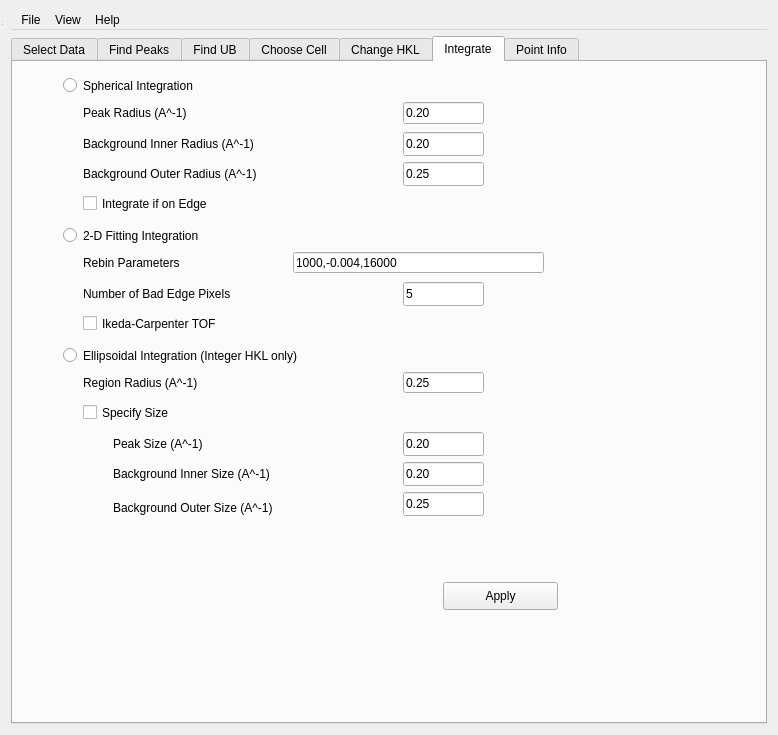
Qt form Code/Mantid/MantidQt/CustomInterfaces/inc/MantidQtCustomInterfaces/MantidEV.ui (mantidproject/mantid) before a commit.
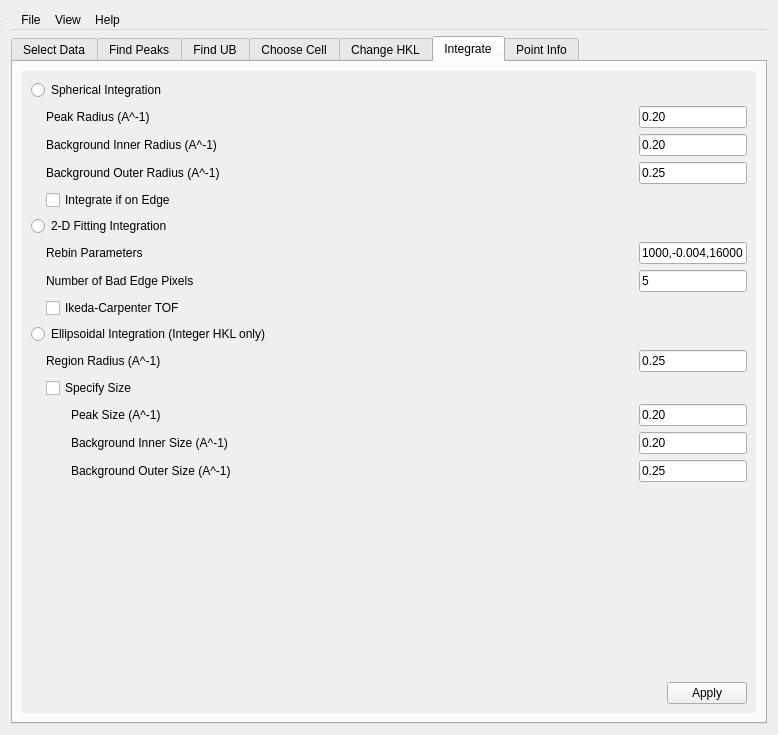
The same form after that commit. The open tabs and pages were chosen to show the change.

Commit message: Re #7989. Fixed up the layout of the Integrate tab.

```diff
--- a/Code/Mantid/MantidQt/CustomInterfaces/inc/MantidQtCustomInterfaces/MantidEV.ui
+++ b/Code/Mantid/MantidQt/CustomInterfaces/inc/MantidQtCustomInterfaces/MantidEV.ui
@@ -2370,31 +2370,30 @@
       <attribute name="title">
        <string>Integrate</string>
       </attribute>
-      <widget class="QPushButton" name="ApplyIntegrate_btn">
+      <layout class="QVBoxLayout" name="verticalLayout_18">
+       <item>
+        <widget class="QScrollArea" name="scrollArea_5">
+         <property name="frameShape">
+          <enum>QFrame::NoFrame</enum>
+         </property>
+         <property name="frameShadow">
+          <enum>QFrame::Plain</enum>
+         </property>
+         <property name="widgetResizable">
+          <bool>true</bool>
+         </property>
+         <widget class="QWidget" name="scrollAreaWidgetContents_7">
        <property name="geometry">
         <rect>
-         <x>430</x>
-         <y>520</y>
-         <width>115</width>
-         <height>28</height>
-        </rect>
-       </property>
-       <property name="toolTip">
-        <string>Proceed to actually do the peak integration as specified.</string>
-       </property>
-       <property name="text">
-        <string>Apply</string>
-       </property>
-      </widget>
+            <x>0</x>
+            <y>0</y>
+            <width>738</width>
+            <height>633</height>
+           </rect>
+          </property>
+          <layout class="QVBoxLayout" name="verticalLayout_17">
+           <item>
       <widget class="QRadioButton" name="SphereIntegration_rbtn">
-       <property name="geometry">
-        <rect>
-         <x>50</x>
-         <y>10</y>
-         <width>301</width>
-         <height>27</height>
-        </rect>
-       </property>
        <property name="toolTip">
         <string>Apply the IntegratePeaksMD&lt;br&gt; algorithm to integrate the current list of peaks, using spherical regions around the peaks in reciprocal space.  This is the fastest of the integration methods. See the algorithm documentation for more details.</string>
        </property>
@@ -2402,15 +2401,168 @@
         <string>Spherical Integration</string>
        </property>
       </widget>
+           </item>
+           <item>
+            <layout class="QHBoxLayout" name="horizontalLayout_55">
+             <item>
+              <spacer name="horizontalSpacer_63">
+               <property name="orientation">
+                <enum>Qt::Horizontal</enum>
+               </property>
+               <property name="sizeType">
+                <enum>QSizePolicy::Fixed</enum>
+               </property>
+               <property name="sizeHint" stdset="0">
+                <size>
+                 <width>15</width>
+                 <height>0</height>
+                </size>
+               </property>
+              </spacer>
+             </item>
+             <item>
+              <widget class="QLabel" name="PeakRadius_lbl">
+               <property name="text">
+                <string>Peak Radius (A^-1)</string>
+               </property>
+              </widget>
+             </item>
+             <item>
+              <widget class="QLineEdit" name="PeakRadius_ledt">
+               <property name="sizePolicy">
+                <sizepolicy hsizetype="Fixed" vsizetype="Fixed">
+                 <horstretch>0</horstretch>
+                 <verstretch>0</verstretch>
+                </sizepolicy>
+               </property>
+               <property name="toolTip">
+                <string>Radius of the spherical&lt;br&gt; region that will be considered the body of the peak.</string>
+               </property>
+               <property name="text">
+                <string>0.20</string>
+               </property>
+              </widget>
+             </item>
+            </layout>
+           </item>
+           <item>
+            <layout class="QHBoxLayout" name="horizontalLayout_54">
+             <item>
+              <spacer name="horizontalSpacer_62">
+               <property name="orientation">
+                <enum>Qt::Horizontal</enum>
+               </property>
+               <property name="sizeType">
+                <enum>QSizePolicy::Fixed</enum>
+               </property>
+               <property name="sizeHint" stdset="0">
+                <size>
+                 <width>15</width>
+                 <height>0</height>
+                </size>
+               </property>
+              </spacer>
+             </item>
+             <item>
+              <widget class="QLabel" name="BackgroundInnerRadius_lbl">
+               <property name="text">
+                <string>Background Inner Radius (A^-1)</string>
+               </property>
+              </widget>
+             </item>
+             <item>
+              <widget class="QLineEdit" name="BackgroundInnerRadius_ledt">
+               <property name="sizePolicy">
+                <sizepolicy hsizetype="Fixed" vsizetype="Fixed">
+                 <horstretch>0</horstretch>
+                 <verstretch>0</verstretch>
+                </sizepolicy>
+               </property>
+               <property name="toolTip">
+                <string>Radius of the inner surface&lt;br&gt; of the spherical shell that will be used for the background estimate.</string>
+               </property>
+               <property name="text">
+                <string>0.20</string>
+               </property>
+              </widget>
+             </item>
+            </layout>
+           </item>
+           <item>
+            <layout class="QHBoxLayout" name="horizontalLayout_53">
+             <item>
+              <spacer name="horizontalSpacer_61">
+               <property name="orientation">
+                <enum>Qt::Horizontal</enum>
+               </property>
+               <property name="sizeType">
+                <enum>QSizePolicy::Fixed</enum>
+               </property>
+               <property name="sizeHint" stdset="0">
+                <size>
+                 <width>15</width>
+                 <height>0</height>
+                </size>
+               </property>
+              </spacer>
+             </item>
+             <item>
+              <widget class="QLabel" name="BackgroundOuterRadius_lbl">
+               <property name="text">
+                <string>Background Outer Radius (A^-1)</string>
+               </property>
+              </widget>
+             </item>
+             <item>
+              <widget class="QLineEdit" name="BackgroundOuterRadius_ledt">
+               <property name="sizePolicy">
+                <sizepolicy hsizetype="Fixed" vsizetype="Fixed">
+                 <horstretch>0</horstretch>
+                 <verstretch>0</verstretch>
+                </sizepolicy>
+               </property>
+               <property name="toolTip">
+                <string>Radius of the outer surface&lt;br&gt; of the spherical shell that will be used for the background estimate.</string>
+               </property>
+               <property name="text">
+                <string>0.25</string>
+               </property>
+              </widget>
+             </item>
+            </layout>
+           </item>
+           <item>
+            <layout class="QHBoxLayout" name="horizontalLayout_52">
+             <item>
+              <spacer name="horizontalSpacer_55">
+               <property name="orientation">
+                <enum>Qt::Horizontal</enum>
+               </property>
+               <property name="sizeType">
+                <enum>QSizePolicy::Fixed</enum>
+               </property>
+               <property name="sizeHint" stdset="0">
+                <size>
+                 <width>15</width>
+                 <height>0</height>
+                </size>
+               </property>
+              </spacer>
+             </item>
+             <item>
+              <widget class="QCheckBox" name="IntegrateEdge_ckbx">
+               <property name="toolTip">
+                <string>If true, all peaks will be&lt;br&gt; integrated.  If false, any peak for which the background shell goes off the edge of the detector will not be integrated.</string>
+               </property>
+               <property name="text">
+                <string>Integrate if on Edge</string>
+               </property>
+              </widget>
+             </item>
+            </layout>
+           </item>
+           <item>
       <widget class="QRadioButton" name="TwoDFitIntegration_rbtn">
-       <property name="geometry">
-        <rect>
-         <x>50</x>
-         <y>160</y>
-         <width>311</width>
-         <height>27</height>
-        </rect>
-       </property>
        <property name="toolTip">
         <string>Apply the PeakIntegration&lt;br&gt; algorithm to integrate the current list of peaks, by combining the integrated intensities on multiple time-of-flight slices. This method is much slower than the Spherical Integration method, so please allow time for the calculation to complete.  See the algorithm documentation for more details.</string>
        </property>
@@ -2418,15 +2570,125 @@
         <string>2-D Fitting Integration</string>
        </property>
       </widget>
+           </item>
+           <item>
+            <layout class="QHBoxLayout" name="horizontalLayout_51">
+             <item>
+              <spacer name="horizontalSpacer_60">
+               <property name="orientation">
+                <enum>Qt::Horizontal</enum>
+               </property>
+               <property name="sizeType">
+                <enum>QSizePolicy::Fixed</enum>
+               </property>
+               <property name="sizeHint" stdset="0">
+                <size>
+                 <width>15</width>
+                 <height>0</height>
+                </size>
+               </property>
+              </spacer>
+             </item>
+             <item>
+              <widget class="QLabel" name="FitRebinParams_lbl">
+               <property name="text">
+                <string>Rebin Parameters</string>
+               </property>
+              </widget>
+             </item>
+             <item>
+              <widget class="QLineEdit" name="FitRebinParams_ledt">
+               <property name="sizePolicy">
+                <sizepolicy hsizetype="Fixed" vsizetype="Fixed">
+                 <horstretch>0</horstretch>
+                 <verstretch>0</verstretch>
+                </sizepolicy>
+               </property>
+               <property name="toolTip">
+                <string>Parameters used to form&lt;br&gt; histograms from the event data.  The first and last values are the start and end times-of-flight.  The middle value is the step size.  If the step size is negative it represents the decimal fraction increase in the bin boundary at each step, instead of the actual bin size.</string>
+               </property>
+               <property name="text">
+                <string>1000,-0.004,16000</string>
+               </property>
+              </widget>
+             </item>
+            </layout>
+           </item>
+           <item>
+            <layout class="QHBoxLayout" name="horizontalLayout_50">
+             <item>
+              <spacer name="horizontalSpacer_59">
+               <property name="orientation">
+                <enum>Qt::Horizontal</enum>
+               </property>
+               <property name="sizeType">
+                <enum>QSizePolicy::Fixed</enum>
+               </property>
+               <property name="sizeHint" stdset="0">
+                <size>
+                 <width>15</width>
+                 <height>0</height>
+                </size>
+               </property>
+              </spacer>
+             </item>
+             <item>
+              <widget class="QLabel" name="NBadEdgePixels_lbl">
+               <property name="text">
+                <string>Number of Bad Edge Pixels</string>
+               </property>
+              </widget>
+             </item>
+             <item>
+              <widget class="QLineEdit" name="NBadEdgePixels_ledt">
+               <property name="sizePolicy">
+                <sizepolicy hsizetype="Fixed" vsizetype="Fixed">
+                 <horstretch>0</horstretch>
+                 <verstretch>0</verstretch>
+                </sizepolicy>
+               </property>
+               <property name="toolTip">
+                <string>The width of the border of&lt;br&gt; bad pixels around the edge of each detector that should be omitted.</string>
+               </property>
+               <property name="text">
+                <string>5</string>
+               </property>
+              </widget>
+             </item>
+            </layout>
+           </item>
+           <item>
+            <layout class="QHBoxLayout" name="horizontalLayout_49">
+             <item>
+              <spacer name="horizontalSpacer_54">
+               <property name="orientation">
+                <enum>Qt::Horizontal</enum>
+               </property>
+               <property name="sizeType">
+                <enum>QSizePolicy::Fixed</enum>
+               </property>
+               <property name="sizeHint" stdset="0">
+                <size>
+                 <width>15</width>
+                 <height>0</height>
+                </size>
+               </property>
+              </spacer>
+             </item>
+             <item>
+              <widget class="QCheckBox" name="IkedaCarpenter_ckbx">
+               <property name="toolTip">
+                <string>If true, the Ikeda-Carpenter&lt;br&gt; function will be used to fit the results of integrating the various time-of-flight slices, to obtain the final integrated result.</string>
+               </property>
+               <property name="text">
+                <string>Ikeda-Carpenter TOF</string>
+               </property>
+              </widget>
+             </item>
+            </layout>
+           </item>
+           <item>
       <widget class="QRadioButton" name="EllipsoidIntegration_rbtn">
-       <property name="geometry">
-        <rect>
-         <x>50</x>
-         <y>280</y>
-         <width>481</width>
-         <height>27</height>
-        </rect>
-       </property>
        <property name="toolTip">
         <string>Apply the IntegrateEllipsoids&lt;br&gt; algorithm to integrate the current list of peaks, by finding the principal axes of the 3D events in regions around each peak.  This method is a little slower than the Spherical Integration method.  See the algorithm documentation for more details.</string>
        </property>
@@ -2434,27 +2696,39 @@
         <string>Ellipsoidal Integration (Integer HKL only)</string>
        </property>
       </widget>
+           </item>
+           <item>
+            <layout class="QHBoxLayout" name="horizontalLayout_48">
+             <item>
+              <spacer name="horizontalSpacer_58">
+               <property name="orientation">
+                <enum>Qt::Horizontal</enum>
+               </property>
+               <property name="sizeType">
+                <enum>QSizePolicy::Fixed</enum>
+               </property>
+               <property name="sizeHint" stdset="0">
+                <size>
+                 <width>15</width>
+                 <height>0</height>
+                </size>
+               </property>
+              </spacer>
+             </item>
+             <item>
       <widget class="QLabel" name="RegionRadius_lbl">
-       <property name="geometry">
-        <rect>
-         <x>70</x>
-         <y>310</y>
-         <width>271</width>
-         <height>21</height>
-        </rect>
-       </property>
        <property name="text">
         <string>Region Radius (A^-1)</string>
        </property>
       </widget>
+             </item>
+             <item>
       <widget class="QLineEdit" name="RegionRadius_ledt">
-       <property name="geometry">
-        <rect>
-         <x>390</x>
-         <y>310</y>
-         <width>81</width>
-         <height>21</height>
-        </rect>
+               <property name="sizePolicy">
+                <sizepolicy hsizetype="Fixed" vsizetype="Fixed">
+                 <horstretch>0</horstretch>
+                 <verstretch>0</verstretch>
+                </sizepolicy>
        </property>
        <property name="toolTip">
         <string>Radius of a spherical region&lt;br&gt; around each peak that will be used when finding the principal axes.  This should be large enough to include the entire peak and nearby background region, but not much larger.</string>
@@ -2463,27 +2737,71 @@
         <string>0.25</string>
        </property>
       </widget>
+             </item>
+            </layout>
+           </item>
+           <item>
+            <layout class="QHBoxLayout" name="horizontalLayout_47">
+             <item>
+              <spacer name="horizontalSpacer_52">
+               <property name="orientation">
+                <enum>Qt::Horizontal</enum>
+               </property>
+               <property name="sizeType">
+                <enum>QSizePolicy::Fixed</enum>
+               </property>
+               <property name="sizeHint" stdset="0">
+                <size>
+                 <width>15</width>
+                 <height>0</height>
+                </size>
+               </property>
+              </spacer>
+             </item>
+             <item>
+              <widget class="QCheckBox" name="SpecifySize_ckbx">
+               <property name="toolTip">
+                <string>If this is set true, the major axis&lt;br&gt; size of each ellipsoidal region will be constant for all peaks, and will be set by the following three parameters.  If this is set false, the major axis sizes will be calculated based on the standard deviation in the direction of the major axis.</string>
+               </property>
+               <property name="text">
+                <string>Specify Size</string>
+               </property>
+              </widget>
+             </item>
+            </layout>
+           </item>
+           <item>
+            <layout class="QHBoxLayout" name="horizontalLayout_46">
+             <item>
+              <spacer name="horizontalSpacer_57">
+               <property name="orientation">
+                <enum>Qt::Horizontal</enum>
+               </property>
+               <property name="sizeType">
+                <enum>QSizePolicy::Fixed</enum>
+               </property>
+               <property name="sizeHint" stdset="0">
+                <size>
+                 <width>40</width>
+                 <height>0</height>
+                </size>
+               </property>
+              </spacer>
+             </item>
+             <item>
       <widget class="QLabel" name="PeakSize_lbl">
-       <property name="geometry">
-        <rect>
-         <x>100</x>
-         <y>370</y>
-         <width>231</width>
-         <height>24</height>
-        </rect>
-       </property>
        <property name="text">
         <string>Peak Size (A^-1)</string>
        </property>
       </widget>
+             </item>
+             <item>
       <widget class="QLineEdit" name="PeakSize_ledt">
-       <property name="geometry">
-        <rect>
-         <x>390</x>
-         <y>370</y>
-         <width>81</width>
-         <height>24</height>
-        </rect>
+               <property name="sizePolicy">
+                <sizepolicy hsizetype="Fixed" vsizetype="Fixed">
+                 <horstretch>0</horstretch>
+                 <verstretch>0</verstretch>
+                </sizepolicy>
        </property>
        <property name="toolTip">
         <string>Length of the major axis&lt;br&gt; to use for the ellipsoidal peak region.</string>
@@ -2492,43 +2810,41 @@
         <string>0.20</string>
        </property>
       </widget>
-      <widget class="QCheckBox" name="SpecifySize_ckbx">
-       <property name="geometry">
-        <rect>
-         <x>70</x>
-         <y>340</y>
-         <width>271</width>
-         <height>21</height>
-        </rect>
-       </property>
-       <property name="toolTip">
-        <string>If this is set true, the major axis&lt;br&gt; size of each ellipsoidal region will be constant for all peaks, and will be set by the following three parameters.  If this is set false, the major axis sizes will be calculated based on the standard deviation in the direction of the major axis.</string>
-       </property>
-       <property name="text">
-        <string>Specify Size</string>
-       </property>
-      </widget>
+             </item>
+            </layout>
+           </item>
+           <item>
+            <layout class="QHBoxLayout" name="horizontalLayout_45">
+             <item>
+              <spacer name="horizontalSpacer_56">
+               <property name="orientation">
+                <enum>Qt::Horizontal</enum>
+               </property>
+               <property name="sizeType">
+                <enum>QSizePolicy::Fixed</enum>
+               </property>
+               <property name="sizeHint" stdset="0">
+                <size>
+                 <width>40</width>
+                 <height>0</height>
+                </size>
+               </property>
+              </spacer>
+             </item>
+             <item>
       <widget class="QLabel" name="BackgroundInnerSize_lbl">
-       <property name="geometry">
-        <rect>
-         <x>100</x>
-         <y>400</y>
-         <width>281</width>
-         <height>24</height>
-        </rect>
-       </property>
        <property name="text">
         <string>Background Inner Size (A^-1)</string>
        </property>
       </widget>
+             </item>
+             <item>
       <widget class="QLineEdit" name="BackgroundInnerSize_ledt">
-       <property name="geometry">
-        <rect>
-         <x>390</x>
-         <y>400</y>
-         <width>81</width>
-         <height>24</height>
-        </rect>
+               <property name="sizePolicy">
+                <sizepolicy hsizetype="Fixed" vsizetype="Fixed">
+                 <horstretch>0</horstretch>
+                 <verstretch>0</verstretch>
+                </sizepolicy>
        </property>
        <property name="toolTip">
         <string>Length of the major axis&lt;br&gt; of the inner surface of the ellipsoidal shell used for the background region.</string>
@@ -2537,27 +2853,41 @@
         <string>0.20</string>
        </property>
       </widget>
+             </item>
+            </layout>
+           </item>
+           <item>
+            <layout class="QHBoxLayout" name="horizontalLayout_44">
+             <item>
+              <spacer name="horizontalSpacer_53">
+               <property name="orientation">
+                <enum>Qt::Horizontal</enum>
+               </property>
+               <property name="sizeType">
+                <enum>QSizePolicy::Fixed</enum>
+               </property>
+               <property name="sizeHint" stdset="0">
+                <size>
+                 <width>40</width>
+                 <height>0</height>
+                </size>
+               </property>
+              </spacer>
+             </item>
+             <item>
       <widget class="QLabel" name="BackgroundOuterSize_lbl">
-       <property name="geometry">
-        <rect>
-         <x>100</x>
-         <y>430</y>
-         <width>281</width>
-         <height>31</height>
-        </rect>
-       </property>
        <property name="text">
         <string>Background Outer Size (A^-1) </string>
        </property>
       </widget>
+             </item>
+             <item>
       <widget class="QLineEdit" name="BackgroundOuterSize_ledt">
-       <property name="geometry">
-        <rect>
-         <x>390</x>
-         <y>430</y>
-         <width>81</width>
-         <height>24</height>
-        </rect>
+               <property name="sizePolicy">
+                <sizepolicy hsizetype="Fixed" vsizetype="Fixed">
+                 <horstretch>0</horstretch>
+                 <verstretch>0</verstretch>
+                </sizepolicy>
        </property>
        <property name="toolTip">
         <string>Length of the major axis&lt;br&gt; of the outer surface of the ellipsoidal shell used for the background region.</string>
@@ -2566,183 +2896,54 @@
         <string>0.25</string>
        </property>
       </widget>
-      <widget class="QLabel" name="FitRebinParams_lbl">
-       <property name="geometry">
-        <rect>
-         <x>70</x>
-         <y>190</y>
-         <width>201</width>
-         <height>21</height>
-        </rect>
-       </property>
-       <property name="text">
-        <string>Rebin Parameters</string>
-       </property>
-      </widget>
-      <widget class="QLineEdit" name="FitRebinParams_ledt">
-       <property name="geometry">
-        <rect>
-         <x>280</x>
-         <y>190</y>
-         <width>251</width>
-         <height>21</height>
-        </rect>
-       </property>
-       <property name="toolTip">
-        <string>Parameters used to form&lt;br&gt; histograms from the event data.  The first and last values are the start and end times-of-flight.  The middle value is the step size.  If the step size is negative it represents the decimal fraction increase in the bin boundary at each step, instead of the actual bin size.</string>
-       </property>
-       <property name="text">
-        <string>1000,-0.004,16000</string>
-       </property>
-      </widget>
-      <widget class="QLabel" name="NBadEdgePixels_lbl">
-       <property name="geometry">
-        <rect>
-         <x>70</x>
-         <y>220</y>
-         <width>291</width>
-         <height>24</height>
-        </rect>
-       </property>
-       <property name="text">
-        <string>Number of Bad Edge Pixels</string>
-       </property>
-      </widget>
-      <widget class="QLineEdit" name="NBadEdgePixels_ledt">
-       <property name="geometry">
-        <rect>
-         <x>390</x>
-         <y>220</y>
-         <width>81</width>
-         <height>24</height>
-        </rect>
-       </property>
+             </item>
+            </layout>
+           </item>
+           <item>
+            <spacer name="verticalSpacer_6">
+             <property name="orientation">
+              <enum>Qt::Vertical</enum>
+             </property>
+             <property name="sizeHint" stdset="0">
+              <size>
+               <width>20</width>
+               <height>40</height>
+              </size>
+             </property>
+            </spacer>
+           </item>
+           <item>
+            <layout class="QHBoxLayout" name="horizontalLayout_43">
+             <item>
+              <spacer name="horizontalSpacer_51">
+               <property name="orientation">
+                <enum>Qt::Horizontal</enum>
+               </property>
+               <property name="sizeHint" stdset="0">
+                <size>
+                 <width>40</width>
+                 <height>20</height>
+                </size>
+               </property>
+              </spacer>
+             </item>
+             <item>
+              <widget class="QPushButton" name="ApplyIntegrate_btn">
        <property name="toolTip">
         <string>The width of the border of&lt;br&gt; bad pixels around the edge of each detector that should be omitted.</string>
        </property>
        <property name="text">
-        <string>5</string>
-       </property>
-      </widget>
-      <widget class="QCheckBox" name="IkedaCarpenter_ckbx">
-       <property name="geometry">
-        <rect>
-         <x>70</x>
-         <y>250</y>
-         <width>271</width>
-         <height>23</height>
-        </rect>
-       </property>
-       <property name="toolTip">
-        <string>If true, the Ikeda-Carpenter&lt;br&gt; function will be used to fit the results of integrating the various time-of-flight slices, to obtain the final integrated result.</string>
-       </property>
-       <property name="text">
-        <string>Ikeda-Carpenter TOF</string>
-       </property>
-      </widget>
-      <widget class="QLabel" name="PeakRadius_lbl">
-       <property name="geometry">
-        <rect>
-         <x>70</x>
-         <y>40</y>
-         <width>261</width>
-         <height>22</height>
-        </rect>
-       </property>
-       <property name="text">
-        <string>Peak Radius (A^-1)</string>
-       </property>
-      </widget>
-      <widget class="QLineEdit" name="PeakRadius_ledt">
-       <property name="geometry">
-        <rect>
-         <x>390</x>
-         <y>40</y>
-         <width>81</width>
-         <height>22</height>
-        </rect>
-       </property>
-       <property name="toolTip">
-        <string>Radius of the spherical&lt;br&gt; region that will be considered the body of the peak.</string>
-       </property>
-       <property name="text">
-        <string>0.20</string>
-       </property>
-      </widget>
-      <widget class="QLabel" name="BackgroundInnerRadius_lbl">
-       <property name="geometry">
-        <rect>
-         <x>70</x>
-         <y>70</y>
-         <width>311</width>
-         <height>24</height>
-        </rect>
-       </property>
-       <property name="text">
-        <string>Background Inner Radius (A^-1)</string>
-       </property>
-      </widget>
-      <widget class="QLineEdit" name="BackgroundInnerRadius_ledt">
-       <property name="geometry">
-        <rect>
-         <x>390</x>
-         <y>70</y>
-         <width>81</width>
-         <height>24</height>
-        </rect>
-       </property>
-       <property name="toolTip">
-        <string>Radius of the inner surface&lt;br&gt; of the spherical shell that will be used for the background estimate.</string>
-       </property>
-       <property name="text">
-        <string>0.20</string>
-       </property>
-      </widget>
-      <widget class="QLabel" name="BackgroundOuterRadius_lbl">
-       <property name="geometry">
-        <rect>
-         <x>70</x>
-         <y>100</y>
-         <width>311</width>
-         <height>24</height>
-        </rect>
-       </property>
-       <property name="text">
-        <string>Background Outer Radius (A^-1)</string>
-       </property>
-      </widget>
-      <widget class="QLineEdit" name="BackgroundOuterRadius_ledt">
-       <property name="geometry">
-        <rect>
-         <x>390</x>
-         <y>100</y>
-         <width>81</width>
-         <height>24</height>
-        </rect>
-       </property>
-       <property name="toolTip">
-        <string>Radius of the outer surface&lt;br&gt; of the spherical shell that will be used for the background estimate.</string>
-       </property>
-       <property name="text">
-        <string>0.25</string>
-       </property>
-      </widget>
-      <widget class="QCheckBox" name="IntegrateEdge_ckbx">
-       <property name="geometry">
-        <rect>
-         <x>70</x>
-         <y>130</y>
-         <width>271</width>
-         <height>23</height>
-        </rect>
-       </property>
-       <property name="toolTip">
-        <string>If true, all peaks will be&lt;br&gt; integrated.  If false, any peak for which the background shell goes off the edge of the detector will not be integrated.</string>
-       </property>
-       <property name="text">
-        <string>Integrate if on Edge</string>
-       </property>
-      </widget>
+                <string>Apply</string>
+               </property>
+              </widget>
+             </item>
+            </layout>
+           </item>
+          </layout>
+         </widget>
+        </widget>
+       </item>
+      </layout>
      </widget>
      <widget class="QWidget" name="PointInfo_tab">
       <attribute name="title">
```
Left out of the diff: 4 changed lines with no effect on the pictures. Lines whose indentation alone changed are shown as unchanged.
